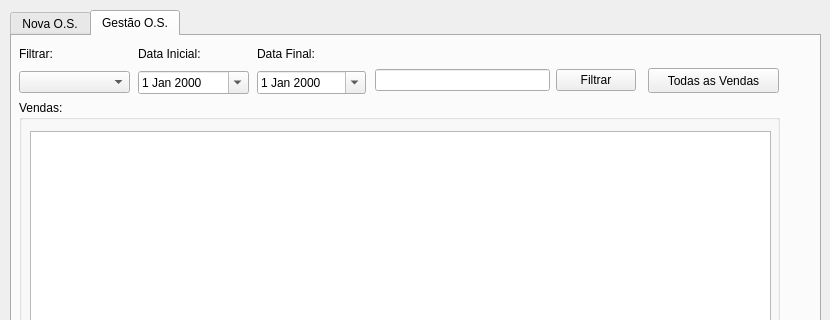
The window that frm_ordemservico.ui (ustop0/TCC) describes before a commit, drawn with Qt 5; both pictures show x 0 to 830 and y 0 to 320 of the 830 by 667 pixel window.
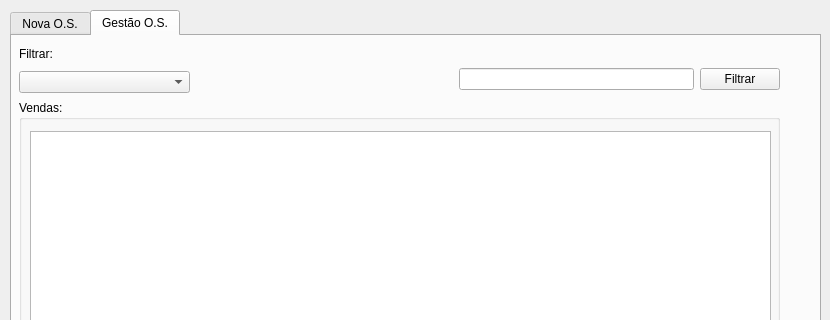
The same window after the commit.

Patch:
```diff
--- a/frm_ordemservico.ui
+++ b/frm_ordemservico.ui
@@ -505,77 +505,12 @@
       <string>Itens O.S.:</string>
      </property>
     </widget>
-    <widget class="QWidget" name="layoutWidget_6">
-     <property name="geometry">
-      <rect>
-       <x>245</x>
-       <y>7</y>
-       <width>109</width>
-       <height>51</height>
-      </rect>
-     </property>
-     <layout class="QVBoxLayout" name="verticalLayout_4">
-      <item>
-       <widget class="QLabel" name="label_6">
-        <property name="text">
-         <string>Data Final:</string>
-        </property>
-       </widget>
-      </item>
-      <item>
-       <widget class="QDateEdit" name="de_ge_datafinal">
-        <property name="calendarPopup">
-         <bool>true</bool>
-        </property>
-       </widget>
-      </item>
-     </layout>
-    </widget>
-    <widget class="QPushButton" name="btn_ge_mostratTodasVendas">
-     <property name="geometry">
-      <rect>
-       <x>636</x>
-       <y>32</y>
-       <width>131</width>
-       <height>25</height>
-      </rect>
-     </property>
-     <property name="text">
-      <string>Todas as Vendas</string>
-     </property>
-    </widget>
-    <widget class="QWidget" name="layoutWidget_7">
-     <property name="geometry">
-      <rect>
-       <x>126</x>
-       <y>7</y>
-       <width>111</width>
-       <height>51</height>
-      </rect>
-     </property>
-     <layout class="QVBoxLayout" name="verticalLayout_5">
-      <item>
-       <widget class="QLabel" name="label_11">
-        <property name="text">
-         <string>Data Inicial:</string>
-        </property>
-       </widget>
-      </item>
-      <item>
-       <widget class="QDateEdit" name="de_ge_datainicial">
-        <property name="calendarPopup">
-         <bool>true</bool>
-        </property>
-       </widget>
-      </item>
-     </layout>
-    </widget>
     <widget class="QWidget" name="layoutWidget_8">
      <property name="geometry">
       <rect>
-       <x>363</x>
-       <y>31</y>
-       <width>261</width>
+       <x>447</x>
+       <y>30</y>
+       <width>321</width>
        <height>27</height>
       </rect>
      </property>
@@ -597,7 +532,7 @@
       <rect>
        <x>7</x>
        <y>7</y>
-       <width>111</width>
+       <width>171</width>
        <height>50</height>
       </rect>
      </property>
@@ -647,7 +582,7 @@
       </rect>
      </property>
     </widget>
-    <widget class="QWidget" name="">
+    <widget class="QWidget" name="layoutWidget">
      <property name="geometry">
       <rect>
        <x>546</x>
```
